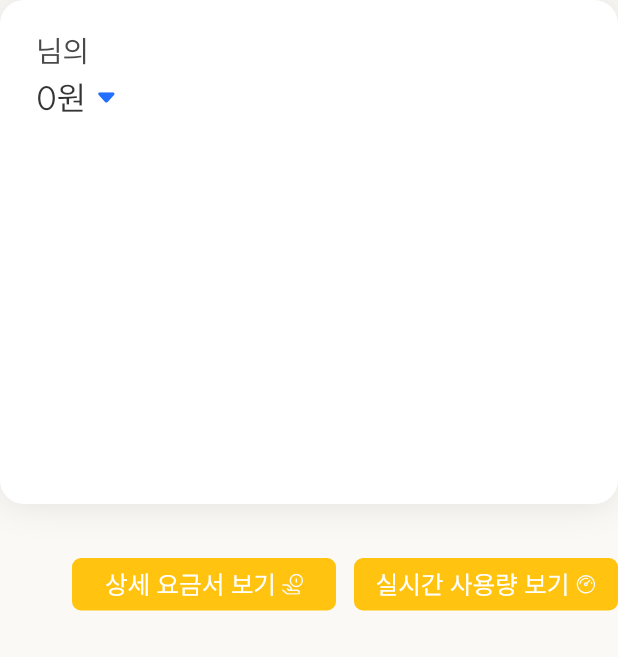
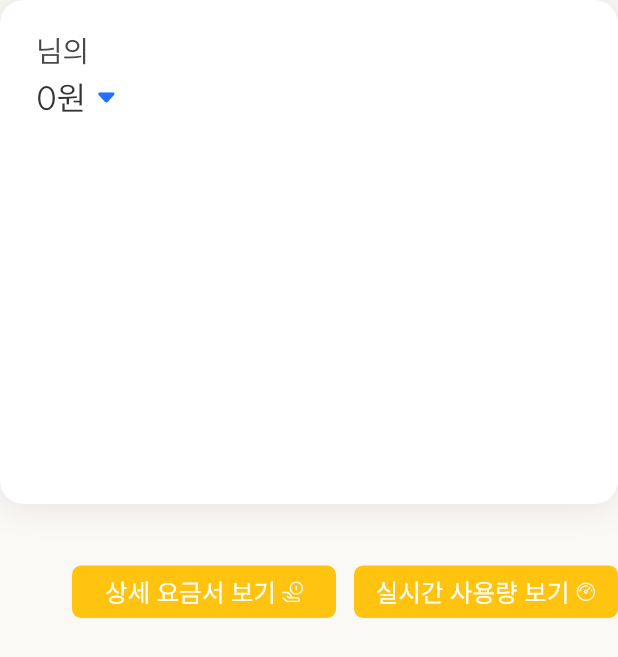
Before and after one commit to aiden30015/Moadream-app, a Flutter app: the UtilityBillCard widget shown alone on an empty page, opened directly with empty values, on a phone screen of 412 x 824 dp. Shown: the top 657 px of the screen. Run offline on Flutter 3.47's test engine with Material 3 defaults, Android fonts, the phone set to English and light mode, and no system bars; our stand-ins replace dio, flutter_dotenv, flutter_hooks, flutter_riverpod, flutter_secure_storage, flutter_svg and 4 more; missing offline and left inert: daum_postcode_view, kakao_flutter_sdk; accounts and stored records are empty; generated files the repository leaves out were written again; project files that could hold a hidden picture were left out.

Commit message:
💄:: Button 위치 고정

```diff
--- a/lib/presentation/home/screens/home_screen.dart
+++ b/lib/presentation/home/screens/home_screen.dart
@@ -129,13 +129,13 @@ class HomeScreen extends HookConsumerWidget {
             child: Center(child: CircularProgressIndicator()),
           ),
           error: (error, stack) {
-            // billComparison 실패 시 monthlyAverage 데이터만으로 표시
             print('⚠️ billComparison 에러 무시하고 계속 진행: $error');
 
             return LayoutBuilder(
               builder: (context, constraints) {
                 final cardWidth = constraints.maxWidth;
                 return SizedBox(
+                  width: double.infinity,
                   height: 280,
                   child: ListView(
                     scrollDirection: Axis.horizontal,
--- a/lib/presentation/home/widget/utility_bill_card.dart
+++ b/lib/presentation/home/widget/utility_bill_card.dart
@@ -89,7 +89,7 @@ class _UtilityBillCardState extends State<UtilityBillCard>
         _buildHeader(),
         const SizedBox(height: 24),
         SizedBox(height: 148, child: _buildChart()),
-        const SizedBox(height: 24),
+        Spacer(),
         _buildButtons(),
       ],
     );
@@ -194,7 +194,7 @@ class _UtilityBillCardState extends State<UtilityBillCard>
             ),
           ),
         ),
-        const SizedBox(height: 24),
+        Spacer(),
         _buildButtons(),
       ],
     );
```
